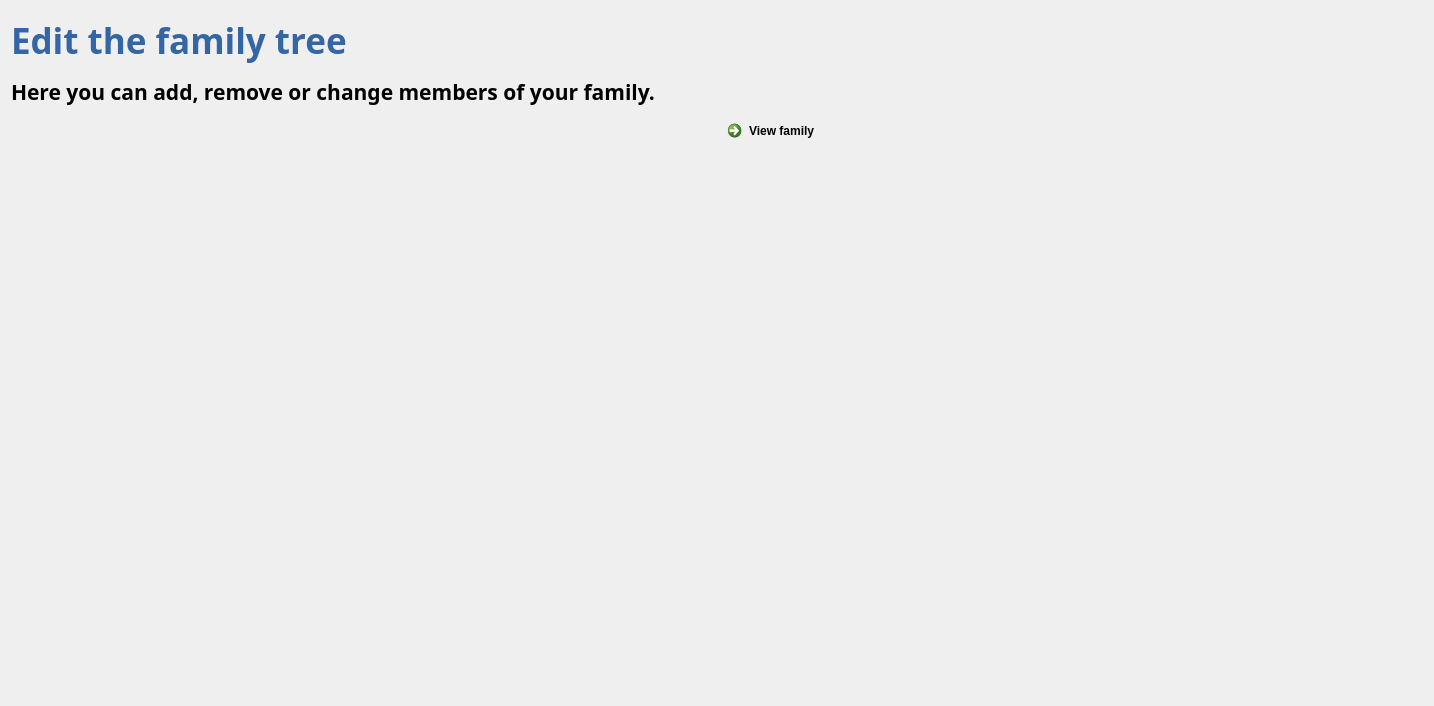
Old version of the form FamilyTree/src/gui/editpage.ui in the repository moumitahmad/Stammbaum.
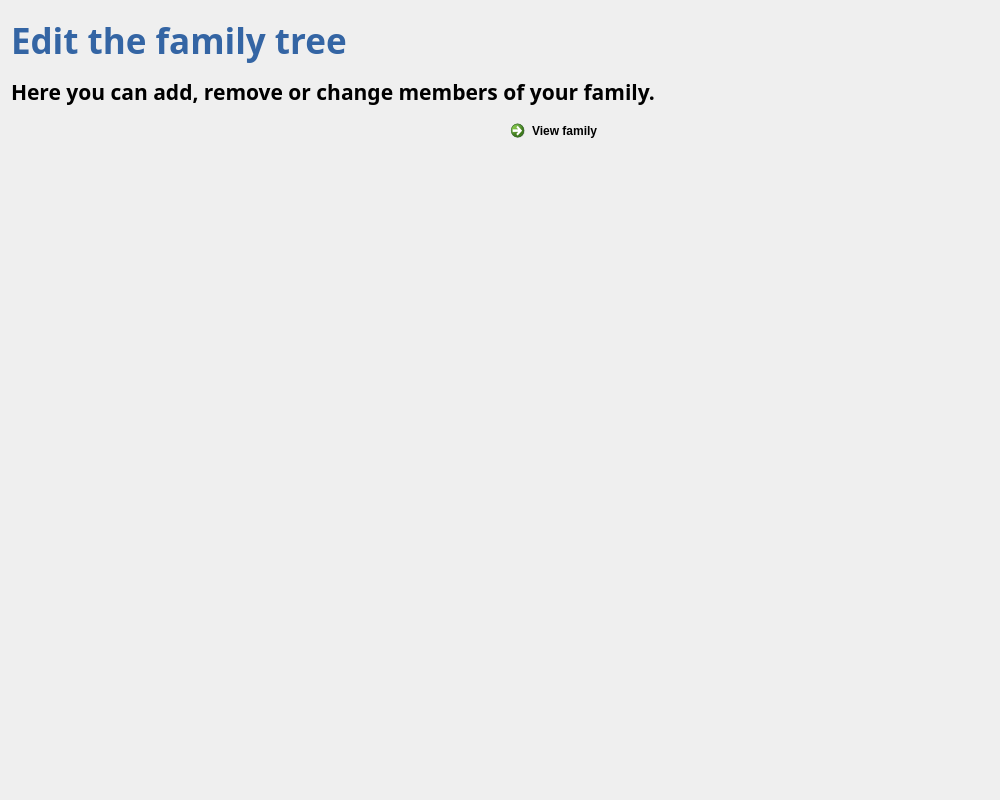
New version of the form.

```diff
--- a/FamilyTree/src/gui/editpage.ui
+++ b/FamilyTree/src/gui/editpage.ui
@@ -6,8 +6,8 @@
    <rect>
     <x>0</x>
     <y>0</y>
-    <width>1434</width>
-    <height>706</height>
+    <width>1000</width>
+    <height>800</height>
    </rect>
   </property>
   <property name="sizePolicy">
```
